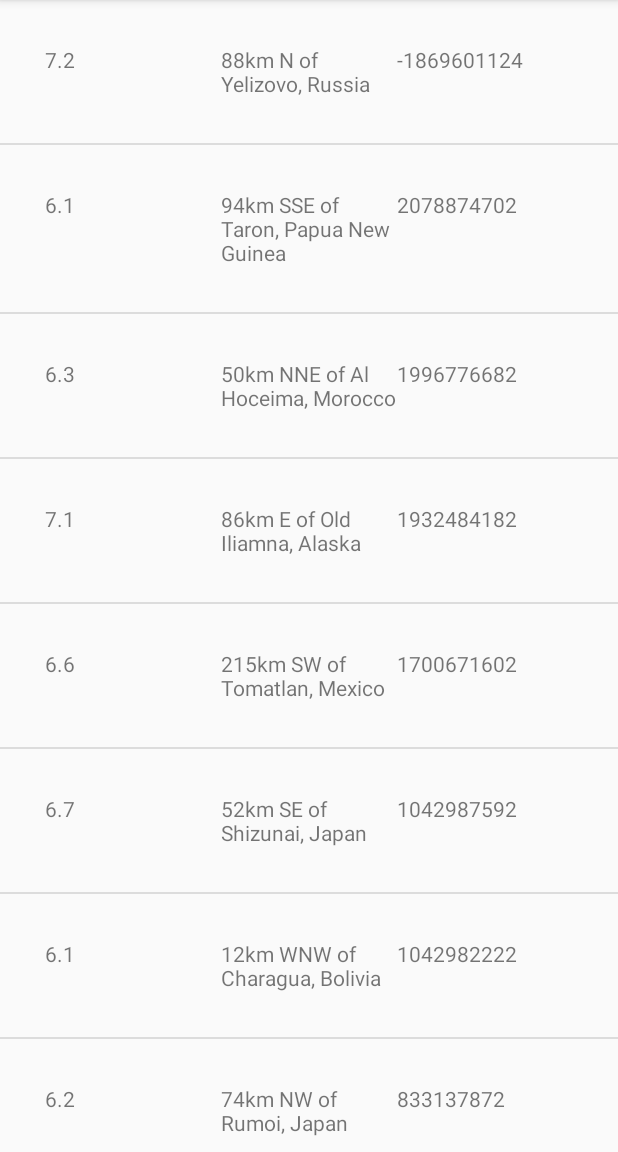
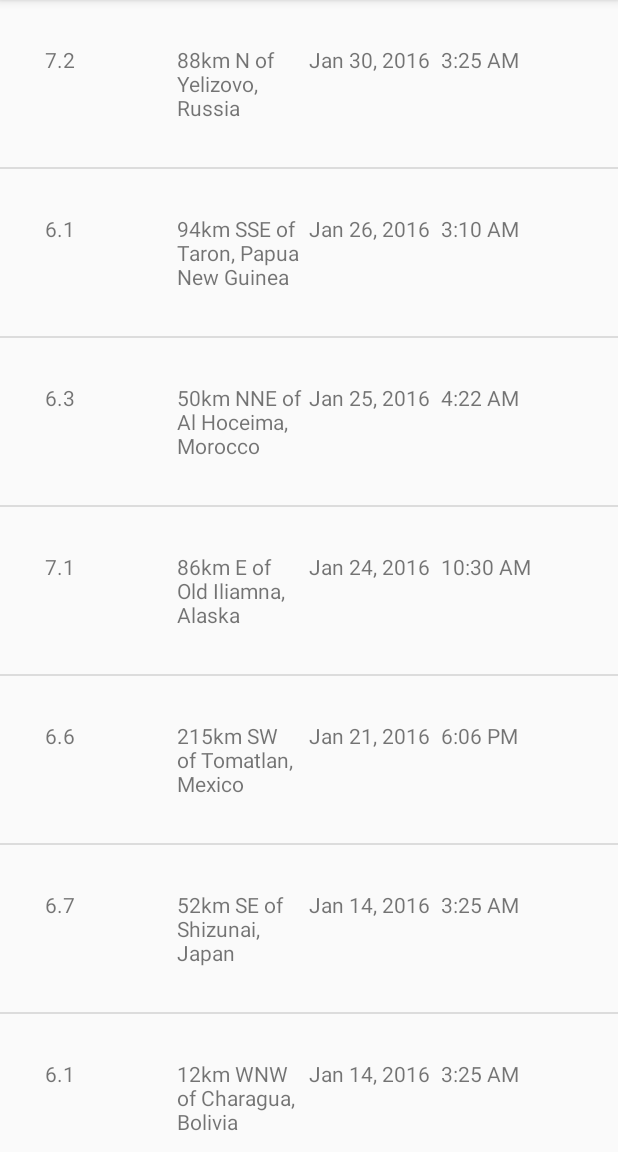
Before and after one commit to ebuchheim/QuakeList, an Android app: the screen it shows after launch (EarthquakeActivity), on a phone screen of 412 x 824 dp, the part 84-1236 px from its top. Run offline under Robolectric (Android 15) with nearby library versions, the phone set to English and light mode, and no system bars.

Commit message:
Change long "time" to readable MM/DD/YYYY & HH:MM

```diff
--- a/app/src/main/java/com/example/android/quakereport/Earthquake.java
+++ b/app/src/main/java/com/example/android/quakereport/Earthquake.java
@@ -1,4 +1,6 @@
 package com.example.android.quakereport;
+
+import static com.example.android.quakereport.R.id.date;
 
 /**
  * Created by Emma Buchheim on 10/21/2017.
@@ -7,20 +9,21 @@ package com.example.android.quakereport;
 public class Earthquake {
 
     private double mMagnitude;
-    private int mDate;
     private String mLocation;
+    /** Time of the earthquake */
+    private long mTimeInMilliseconds;
 
-    public Earthquake (double magnitude, int date, String location) {
+    public Earthquake (double magnitude, long timeInMilliseconds, String location) {
         mMagnitude = magnitude;
-        mDate = date;
+        mTimeInMilliseconds = timeInMilliseconds;
         mLocation = location;
     }
 
     public double getMagnitude() {
         return mMagnitude;
     }
-    public int getDate() {
-        return mDate;
+    public long getTimeInMilliseconds() {
+        return mTimeInMilliseconds;
     }
     public String getLocation() {
         return mLocation;
--- a/app/src/main/java/com/example/android/quakereport/EarthquakeAdapter.java
+++ b/app/src/main/java/com/example/android/quakereport/EarthquakeAdapter.java
@@ -11,6 +11,9 @@ import android.widget.TextView;
 
 import java.util.ArrayList;
 import java.util.Locale;
+
+import java.text.SimpleDateFormat;
+import java.util.Date;
 
 /**
  * Created by Emma Buchheim on 10/22/2017.
@@ -37,8 +40,19 @@ public class EarthquakeAdapter extends ArrayAdapter<Earthquake> {
         TextView magnitudeTextView = (TextView) listItemView.findViewById(R.id.magnitude);
         magnitudeTextView.setText(String.format(Locale.US, "%.1f", currentEarthquake.getMagnitude()));
 
+        Date dateObject = new Date(currentEarthquake.getTimeInMilliseconds());
+
+        SimpleDateFormat dateFormatter = new SimpleDateFormat("MMM DD, yyyy");
+        String dateToDisplay = dateFormatter.format(dateObject);
+
+        SimpleDateFormat timeFormat = new SimpleDateFormat("h:mm a");
+        String timeToDisplay = timeFormat.format(dateObject);
+
+        TextView timeTextView = (TextView) listItemView.findViewById(R.id.time);
+        timeTextView.setText(timeToDisplay);
+
         TextView dateTextView = (TextView) listItemView.findViewById(R.id.date);
-        dateTextView.setText(String.format(Locale.US, "%d", currentEarthquake.getDate()));
+        dateTextView.setText(dateToDisplay);
 
         TextView locationTextView = (TextView) listItemView.findViewById(R.id.location);
         locationTextView.setText(currentEarthquake.getLocation());
--- a/app/src/main/java/com/example/android/quakereport/QueryUtils.java
+++ b/app/src/main/java/com/example/android/quakereport/QueryUtils.java
@@ -59,12 +59,12 @@ public final class QueryUtils {
             JSONObject root = new JSONObject(SAMPLE_JSON_RESPONSE);
             JSONArray quakeFeatures = root.getJSONArray("features");
 
-            for (int i = 0; i <= quakeFeatures.length(); i++) {
+            for (int i = 0; i < quakeFeatures.length(); i++) {
                 JSONObject quakeFeature = quakeFeatures.getJSONObject(i);
                 JSONObject quakeProperties = quakeFeature.getJSONObject("properties");
                 double magnitude = quakeProperties.getDouble("mag");
                 String location = quakeProperties.getString("place");
-                int time = quakeProperties.getInt("time");
+                long time = quakeProperties.getLong("time");
                 earthquakes.add(new Earthquake(magnitude, time, location));
 
             }
--- a/app/src/main/res/layout/list_item.xml
+++ b/app/src/main/res/layout/list_item.xml
@@ -22,4 +22,10 @@
         android:layout_weight="1"
         android:id="@+id/date"/>
 
+    <TextView
+        android:layout_width="0dp"
+        android:layout_height="wrap_content"
+        android:layout_weight="1"
+        android:id="@+id/time"/>
+
 </LinearLayout>
```
